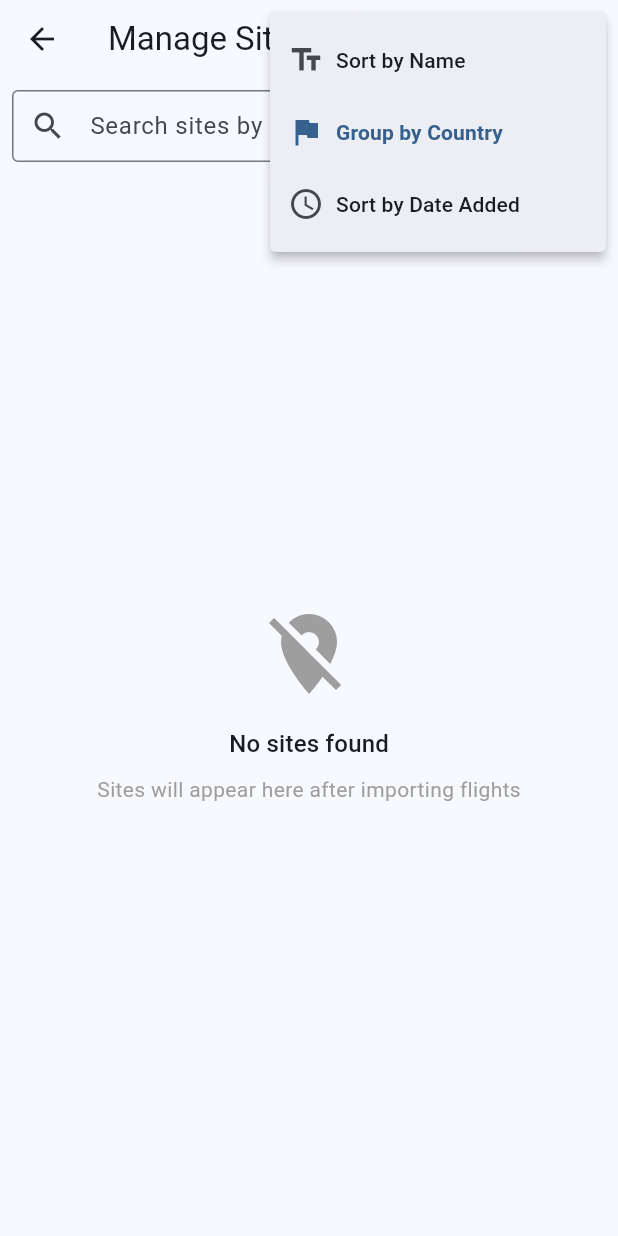
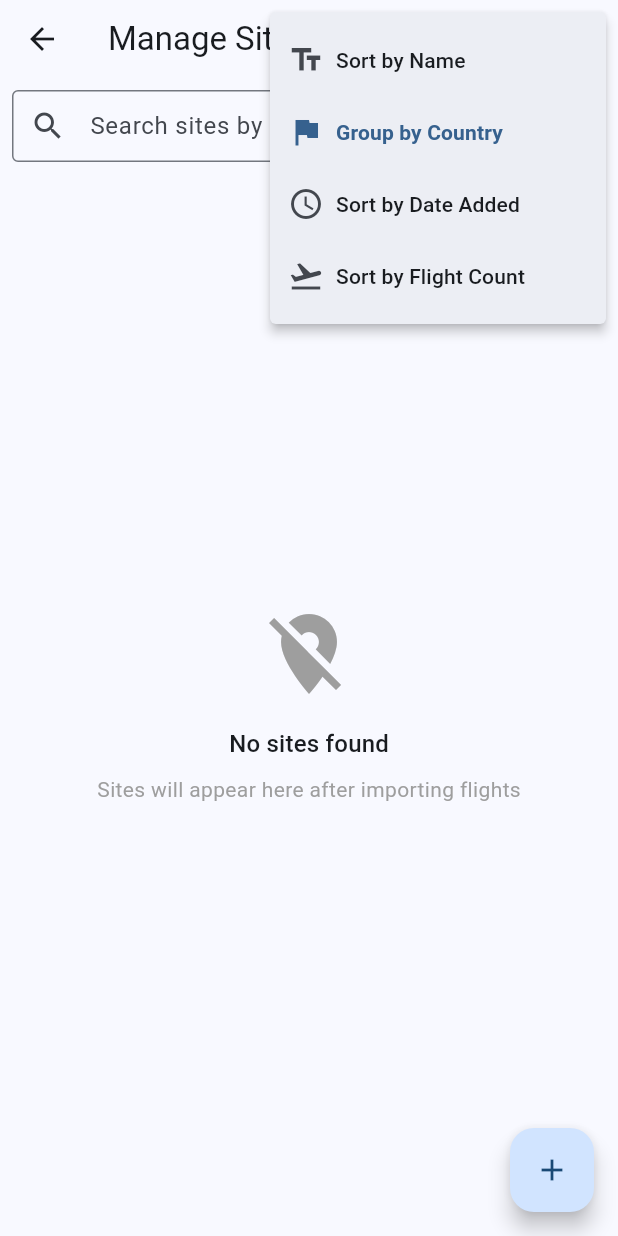
Before and after one commit to Kevin-McIsaac/the_paragliding_app, a Flutter app: the ManageSitesScreen screen opened directly, after a tap on the "sort" icon, on a phone screen of 412 x 824 dp. Run offline on Flutter 3.47's test engine with Material 3 defaults, Android fonts, the phone set to English and light mode, and no system bars; our stand-ins replace connectivity_plus, file_picker, flutter_map, latlong2, logger, shared_preferences and 3 more; missing offline and left inert: flutter_inappwebview, flutter_map_dragmarker, receive_sharing_intent; accounts and stored records are empty.

Commit message:
feat: improve site map UI and management features
- Make site markers 50% bigger (72px) with visible text labels
- Replace hover tooltips with always-visible labels (all platforms)
- Add flight count display for local sites
- Implement CSS-style text truncation with ellipsis
- Add FAB to manage sites screen for manual site creation
- Add sort by flight count option to site management
- Reduce launch marker size to 15px for better visual hierarchy
- Style labels with semi-transparent dark background and white text

🤖 Generated with [Claude Code](https://claude.ai/code)

Co-Authored-By: Claude <noreply@anthropic.com>

```diff
--- a/free_flight_log_app/lib/presentation/screens/manage_sites_screen.dart
+++ b/free_flight_log_app/lib/presentation/screens/manage_sites_screen.dart
@@ -146,9 +146,31 @@ class _ManageSitesScreenState extends State<ManageSitesScreen> {
           return dateB.compareTo(dateA); // Most recent first
         });
         break;
+      case 'flights':
+        _filteredSites.sort((a, b) {
+          final flightCountA = a.flightCount ?? 0;
+          final flightCountB = b.flightCount ?? 0;
+          final countComparison = flightCountB.compareTo(flightCountA); // Most flights first
+          if (countComparison == 0) {
+            return a.name.toLowerCase().compareTo(b.name.toLowerCase()); // Then by name
+          }
+          return countComparison;
+        });
+        break;
     }
   }
 
+  Future<void> _addNewSite() async {
+    final result = await Navigator.of(context).push<bool>(
+      MaterialPageRoute(
+        builder: (context) => const EditSiteScreen(),
+      ),
+    );
+
+    if (result == true && mounted) {
+      _loadSites();
+    }
+  }
 
   Future<void> _deleteSite(Site site) async {
     if (!mounted) return;
@@ -295,6 +317,25 @@ class _ManageSitesScreenState extends State<ManageSitesScreen> {
                   ],
                 ),
               ),
+              PopupMenuItem(
+                value: 'flights',
+                child: Row(
+                  children: [
+                    Icon(
+                      Icons.flight_takeoff,
+                      color: _sortBy == 'flights' ? Theme.of(context).colorScheme.primary : null,
+                    ),
+                    const SizedBox(width: 8),
+                    Text(
+                      'Sort by Flight Count',
+                      style: TextStyle(
+                        fontWeight: _sortBy == 'flights' ? FontWeight.bold : null,
+                        color: _sortBy == 'flights' ? Theme.of(context).colorScheme.primary : null,
+                      ),
+                    ),
+                  ],
+                ),
+              ),
             ],
           ),
         ],
@@ -418,6 +459,11 @@ class _ManageSitesScreenState extends State<ManageSitesScreen> {
                             ),
                           ],
                         ),
+      floatingActionButton: FloatingActionButton(
+        onPressed: _addNewSite,
+        tooltip: 'Add Site',
+        child: const Icon(Icons.add),
+      ),
     );
   }
 
```
Also changed, not shown: free_flight_log_app/lib/presentation/screens/edit_site_screen.dart (+79 -49 lines).
